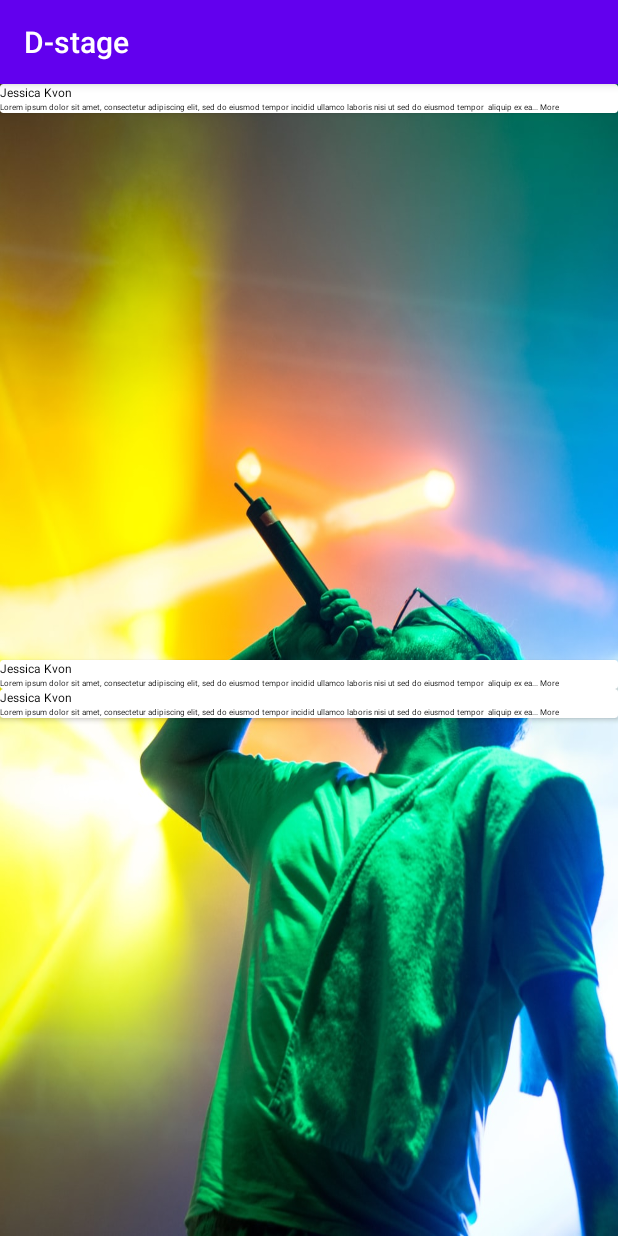
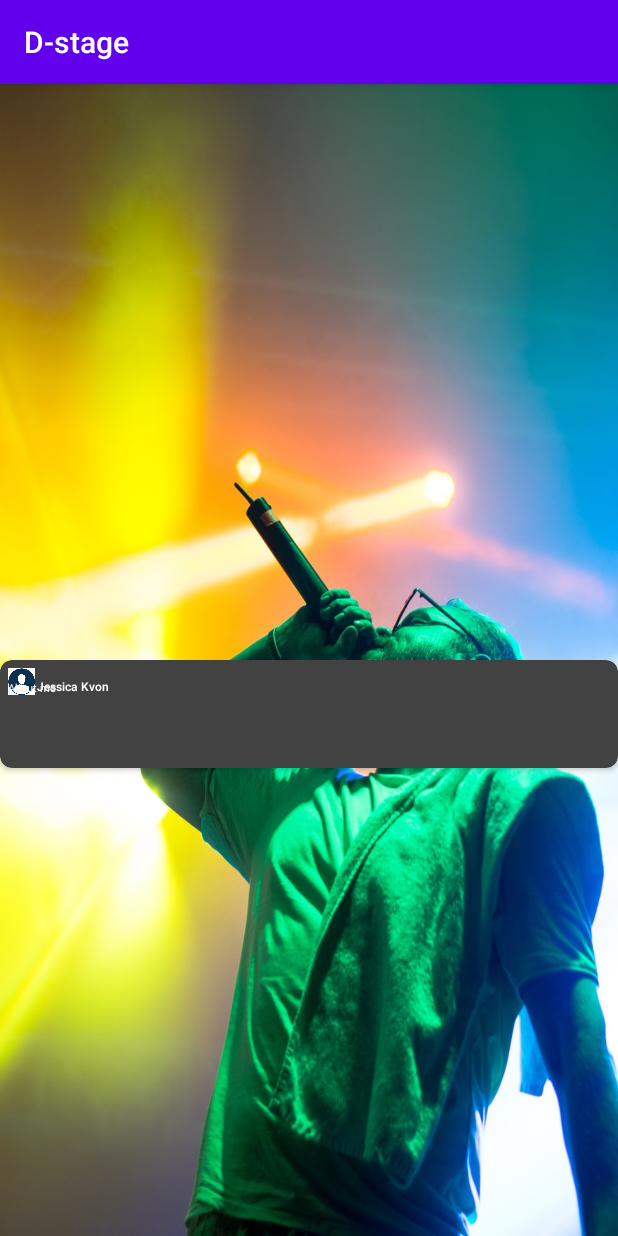
Before and after one commit to guyyaffear/RecyclerView-android, an Android app: the screen it shows after launch (MainActivity), on a phone screen of 412 x 824 dp. Run offline under Robolectric (Android 15) with nearby library versions, the phone set to English and light mode, and no system bars; 2 statements that could not run were skipped.

Commit message:
working on UI

```diff
--- a/Projects/app/src/main/java/com/example/d_stage/MainActivity.kt
+++ b/Projects/app/src/main/java/com/example/d_stage/MainActivity.kt
@@ -15,25 +15,25 @@ class MainActivity : AppCompatActivity() {
         super.onCreate(savedInstanceState)
         setContentView(R.layout.activity_main)
 
-//        initRecyclerView()
-//        addDataSet()
+        initRecyclerView()
+        addDataSet()
     }
 
-//    private fun addDataSet(){
-//        val data = DataSource.createDataSet()
-//        blogAdapter.submitList(data)
-//    }
+    private fun addDataSet(){
+        val data = DataSource.createDataSet()
+        blogAdapter.submitList(data)
+    }
 
-//    private fun initRecyclerView(){
-//
-//        recycler_view.apply {
-//            layoutManager = LinearLayoutManager(this@MainActivity)
-//            val topSpacingDecorator = TopSpacingItemDecoration(30)
-//            addItemDecoration(topSpacingDecorator)
-//            blogAdapter = BlogRecyclerAdapter()
-//            adapter = blogAdapter
-//        }
-//    }
+    private fun initRecyclerView(){
+
+        recycler_view.apply {
+            layoutManager = LinearLayoutManager(this@MainActivity)
+            val topSpacingDecorator = TopSpacingItemDecoration(30)
+            addItemDecoration(topSpacingDecorator)
+            blogAdapter = BlogRecyclerAdapter()
+            adapter = blogAdapter
+        }
+    }
 
 
 }
--- a/Projects/app/src/main/res/layout/activity_main.xml
+++ b/Projects/app/src/main/res/layout/activity_main.xml
@@ -6,14 +6,7 @@
     android:layout_height="match_parent"
     android:background="@drawable/backgroundphoto"
     tools:context=".MainActivity">
-    <!--    <androidx.recyclerview.widget.RecyclerView-->
-    <!--        android:layout_width="match_parent"-->
-    <!--        android:layout_height="wrap_content"-->
-    <!--        app:layout_constraintTop_toTopOf="parent"-->
-    <!--        app:layout_constraintTop_toBottomOf="parent"-->
-    <!--        app:layout_constraintLeft_toLeftOf="parent"-->
-    <!--        app:layout_constraintRight_toRightOf="parent"-->
-    <!--        android:id="@+id/recycler_view"/>-->
+
     <androidx.constraintlayout.widget.Guideline
         android:id="@+id/guideline"
         android:layout_width="wrap_content"
@@ -24,126 +17,177 @@
     <androidx.cardview.widget.CardView
         android:id="@+id/cardViewOne"
         android:layout_width="match_parent"
-        android:layout_height="wrap_content"
+        android:layout_height="72dp"
         app:layout_constraintEnd_toEndOf="parent"
+        app:cardBackgroundColor="@color/cardview_dark_background"
+        app:cardCornerRadius="8dp"
+        app:contentPadding="5dp"
+        android:shadowColor="#000"
+        android:shadowDx="0"
+        android:shadowDy="30"
+        android:shadowRadius="50"
         app:layout_constraintHorizontal_bias="0.0"
         app:layout_constraintStart_toStartOf="parent"
         app:layout_constraintTop_toTopOf="@id/guideline"
         app:layout_constraintTop_toBottomOf="parent">
-        <androidx.constraintlayout.widget.ConstraintLayout android:layout_height="wrap_content"
-            android:layout_width="wrap_content">
+
+        <androidx.constraintlayout.widget.ConstraintLayout
+            android:layout_height="wrap_content"
+            android:layout_width="wrap_content"
+            android:id="@+id/container1">
             <ImageView
                 android:id="@+id/imageView"
-                android:layout_width="32dp"
-                android:layout_height="32dp"
-                app:layout_constraintBottom_toTopOf="parent"
-                app:layout_constraintStart_toStartOf="parent"/>
+                android:src="@drawable/download"
+                android:layout_width="18dp"
+                android:layout_height="18dp"
+                app:layout_constraintCircleRadius="6dp"
+                app:layout_constraintBottom_toBottomOf="@+id/container1"
+                app:layout_constraintStart_toStartOf="@+id/container1"
+                android:layout_marginEnd="3dp"
+                />
 
 
             <TextView
                 android:id="@+id/titleText"
                 android:layout_width="wrap_content"
                 android:layout_height="wrap_content"
-                android:lineSpacingExtra="1.5sp"
-                android:textColor="#000000"
+                android:layout_marginStart="19dp"
+                android:layout_toEndOf="@id/imageView"
+                android:text="Jessica Kvon"
+                android:textColor="#ffffff"
+                android:fontFamily="sans-serif-medium"
                 android:textSize="8sp"
-                app:layout_constraintTop_toBottomOf="@id/imageView"
-                app:layout_constraintStart_toStartOf="parent"
-                android:text="Jessica Kvon" />
+                app:layout_constraintBottom_toBottomOf="@+id/shortBio"
+                app:layout_constraintLeft_toLeftOf="@id/imageView"
+                app:layout_constraintStart_toStartOf="@+id/imageView" />
 
+            <TextView
+                android:id="@+id/shortBio"
+                android:layout_width="wrap_content"
+                android:layout_height="wrap_content"
+                android:lineSpacingExtra="5.5sp"
+                android:fontFamily="sans-serif-medium"
+                android:text="Short Bio"
+                android:textColor="#333333"
+                android:textSize="5.5sp"
+                app:layout_constraintStart_toStartOf="@id/titleText"
+                app:layout_constraintTop_toBottomOf="@id/titleText"/>
+
+            <TextView
+                android:id="@+id/aboutMe"
+                android:layout_width="wrap_content"
+                android:layout_height="wrap_content"
+                android:textSize="7sp"
+                app:layout_constraintBottom_toBottomOf="@id/imageView"
+                app:layout_constraintStart_toStartOf="@id/container1"
+                android:textColor="#f5f1f2"
+                android:text="About me"
+                />
             <TextView
                 android:layout_width="wrap_content"
                 android:layout_height="wrap_content"
+                app:layout_constraintBottom_toBottomOf="@id/aboutMe"
+                app:layout_constraintStart_toStartOf="@id/aboutMe"
+                android:textSize="5.5sp"
+                android:textColor="#f5f1f2"
                 android:lineSpacingExtra="5.5sp"
-                android:textColor="#000000"
-                android:textSize="5.5sp"
-                app:layout_constraintTop_toBottomOf="@id/titleText"
-                app:layout_constraintStart_toStartOf="parent"
-                android:text="Lorem ipsum dolor sit amet, consectetur adipiscing elit, sed do eiusmod tempor incidid ullamco laboris nisi ut sed do eiusmod tempor  aliquip ex ea... More" />
+                tools:text="Lorem ipsum dolor sit amet, consectetur adipiscing elit, sed do eiusmod tempor incidid ullamco laboris nisi ut sed do eiusmod tempor  aliquip ex ea... More"
+                />
         </androidx.constraintlayout.widget.ConstraintLayout>
 
     </androidx.cardview.widget.CardView>
 
-    <androidx.cardview.widget.CardView
-        android:layout_width="match_parent"
-        android:layout_height="wrap_content"
-        app:layout_constraintEnd_toEndOf="parent"
-        app:layout_constraintHorizontal_bias="0.0"
-        app:layout_constraintStart_toStartOf="parent"
-        app:layout_constraintTop_toBottomOf="@+id/cardViewOne">
-        <androidx.constraintlayout.widget.ConstraintLayout android:layout_height="wrap_content"
-            android:layout_width="wrap_content">
-            <ImageView
-                android:id="@+id/secondimageView"
-                android:layout_width="32dp"
-                android:layout_height="32dp"
-                app:layout_constraintBottom_toTopOf="parent"
-                app:layout_constraintStart_toStartOf="parent"/>
+<!--    <androidx.cardview.widget.CardView-->
+<!--        android:id="@+id/cardViewTwo"-->
+<!--        android:layout_width="match_parent"-->
+<!--        android:layout_height="wrap_content"-->
+<!--        app:layout_constraintEnd_toEndOf="parent"-->
+<!--        app:layout_constraintHorizontal_bias="0.0"-->
+<!--        app:layout_constraintStart_toStartOf="parent"-->
+<!--        app:layout_constraintTop_toBottomOf="@+id/cardViewOne">-->
+<!--        <androidx.constraintlayout.widget.ConstraintLayout android:layout_height="wrap_content"-->
+<!--            android:layout_width="wrap_content">-->
+<!--            <ImageView-->
+<!--                android:id="@+id/secondimageView"-->
+<!--                android:layout_width="32dp"-->
+<!--                android:layout_height="32dp"-->
+<!--                app:layout_constraintBottom_toTopOf="parent"-->
+<!--                app:layout_constraintStart_toStartOf="parent"/>-->
 
 
-            <TextView
-                android:id="@+id/secondtitleText"
-                android:layout_width="wrap_content"
-                android:layout_height="wrap_content"
-                android:lineSpacingExtra="1.5sp"
-                android:textColor="#000000"
-                android:textSize="8sp"
-                app:layout_constraintTop_toBottomOf="@id/secondimageView"
-                app:layout_constraintStart_toStartOf="parent"
-                android:text="Jessica Kvon" />
+<!--            <TextView-->
+<!--                android:id="@+id/secondtitleText"-->
+<!--                android:layout_width="wrap_content"-->
+<!--                android:layout_height="wrap_content"-->
+<!--                android:lineSpacingExtra="1.5sp"-->
+<!--                android:textColor="#000000"-->
+<!--                android:textSize="8sp"-->
+<!--                app:layout_constraintTop_toBottomOf="@id/secondimageView"-->
+<!--                app:layout_constraintStart_toStartOf="parent"-->
+<!--                android:text="Jessica Kvon" />-->
 
-            <TextView
-                android:layout_width="wrap_content"
-                android:layout_height="wrap_content"
-                android:lineSpacingExtra="5.5sp"
-                android:textColor="#000000"
-                android:textSize="5.5sp"
-                app:layout_constraintTop_toBottomOf="@id/secondtitleText"
-                app:layout_constraintStart_toStartOf="parent"
-                android:text="Lorem ipsum dolor sit amet, consectetur adipiscing elit, sed do eiusmod tempor incidid ullamco laboris nisi ut sed do eiusmod tempor  aliquip ex ea... More" />
-        </androidx.constraintlayout.widget.ConstraintLayout>
+<!--            <TextView-->
+<!--                android:layout_width="wrap_content"-->
+<!--                android:layout_height="wrap_content"-->
+<!--                android:lineSpacingExtra="5.5sp"-->
+<!--                android:textColor="#000000"-->
+<!--                android:textSize="5.5sp"-->
+<!--                app:layout_constraintTop_toBottomOf="@id/secondtitleText"-->
+<!--                app:layout_constraintStart_toStartOf="parent"-->
+<!--                android:text="Lorem ipsum dolor sit amet, consectetur adipiscing elit, sed do eiusmod tempor incidid ullamco laboris nisi ut sed do eiusmod tempor  aliquip ex ea... More" />-->
+<!--        </androidx.constraintlayout.widget.ConstraintLayout>-->
 
-    </androidx.cardview.widget.CardView>
+<!--    </androidx.cardview.widget.CardView>-->
 
-    <androidx.cardview.widget.CardView
-        android:layout_width="match_parent"
-        android:layout_height="wrap_content"
-        app:layout_constraintEnd_toEndOf="parent"
-        app:layout_constraintHorizontal_bias="0.0"
-        app:layout_constraintStart_toStartOf="parent"
-        app:layout_constraintTop_toBottomOf="@+id/cardViewTwo">
-        <androidx.constraintlayout.widget.ConstraintLayout android:layout_height="wrap_content"
-            android:layout_width="wrap_content">
-            <ImageView
-                android:id="@+id/thirdimageView"
-                android:layout_width="32dp"
-                android:layout_height="32dp"
-                app:layout_constraintBottom_toTopOf="parent"
-                app:layout_constraintStart_toStartOf="parent"/>
+<!--    <androidx.cardview.widget.CardView-->
+<!--        android:layout_width="match_parent"-->
+<!--        android:layout_height="wrap_content"-->
+<!--        app:layout_constraintEnd_toEndOf="parent"-->
+<!--        app:layout_constraintHorizontal_bias="0.0"-->
+<!--        app:layout_constraintStart_toStartOf="parent"-->
+<!--        app:layout_constraintTop_toBottomOf="@+id/cardViewTwo">-->
+<!--        <androidx.constraintlayout.widget.ConstraintLayout android:layout_height="wrap_content"-->
+<!--            android:layout_width="wrap_content">-->
+
+<!--            <androidx.recyclerview.widget.RecyclerView-->
+<!--                android:layout_width="match_parent"-->
+<!--                android:layout_height="wrap_content"-->
+<!--                app:layout_constraintTop_toTopOf="parent"-->
+<!--                app:layout_constraintTop_toBottomOf="parent"-->
+<!--                app:layout_constraintLeft_toLeftOf="parent"-->
+<!--                app:layout_constraintRight_toRightOf="parent"-->
+<!--                android:id="@+id/recycler_view"/>-->
+<!--            <ImageView-->
+<!--                android:id="@+id/thirdimageView"-->
+<!--                android:layout_width="32dp"-->
+<!--                android:layout_height="32dp"-->
+<!--                app:layout_constraintBottom_toTopOf="parent"-->
+<!--                app:layout_constraintStart_toStartOf="parent"/>-->
 
 
-            <TextView
-                android:id="@+id/thirdtitleText"
-                android:layout_width="wrap_content"
-                android:layout_height="wrap_content"
-                android:lineSpacingExtra="1.5sp"
-                android:textColor="#000000"
-                android:textSize="8sp"
-                app:layout_constraintTop_toBottomOf="@id/thirdimageView"
-                app:layout_constraintStart_toStartOf="parent"
-                android:text="Jessica Kvon" />
+<!--            <TextView-->
+<!--                android:id="@+id/thirdtitleText"-->
+<!--                android:layout_width="wrap_content"-->
+<!--                android:layout_height="wrap_content"-->
+<!--                android:lineSpacingExtra="1.5sp"-->
+<!--                android:textColor="#000000"-->
+<!--                android:textSize="8sp"-->
+<!--                app:layout_constraintTop_toBottomOf="@id/thirdimageView"-->
+<!--                app:layout_constraintStart_toStartOf="parent"-->
+<!--                android:text="Jessica Kvon" />-->
 
-            <TextView
-                android:layout_width="wrap_content"
-                android:layout_height="wrap_content"
-                android:lineSpacingExtra="5.5sp"
-                android:textColor="#000000"
-                android:textSize="5.5sp"
-                app:layout_constraintTop_toBottomOf="@id/thirdtitleText"
-                app:layout_constraintStart_toStartOf="parent"
-                android:text="Lorem ipsum dolor sit amet, consectetur adipiscing elit, sed do eiusmod tempor incidid ullamco laboris nisi ut sed do eiusmod tempor  aliquip ex ea... More" />
-        </androidx.constraintlayout.widget.ConstraintLayout>
+<!--            <TextView-->
+<!--                android:layout_width="wrap_content"-->
+<!--                android:layout_height="wrap_content"-->
+<!--                android:lineSpacingExtra="5.5sp"-->
+<!--                android:textColor="#000000"-->
+<!--                android:textSize="5.5sp"-->
+<!--                app:layout_constraintTop_toBottomOf="@id/thirdtitleText"-->
+<!--                app:layout_constraintStart_toStartOf="parent"-->
+<!--                android:text="Lorem ipsum dolor sit amet, consectetur adipiscing elit, sed do eiusmod tempor incidid ullamco laboris nisi ut sed do eiusmod tempor  aliquip ex ea... More" />-->
 
-    </androidx.cardview.widget.CardView>
+<!--        </androidx.constraintlayout.widget.ConstraintLayout>-->
+
+<!--    </androidx.cardview.widget.CardView>-->
 
 </androidx.constraintlayout.widget.ConstraintLayout>
```
Also changed, not shown: Projects/app/src/main/res/drawable/download.png (added).
